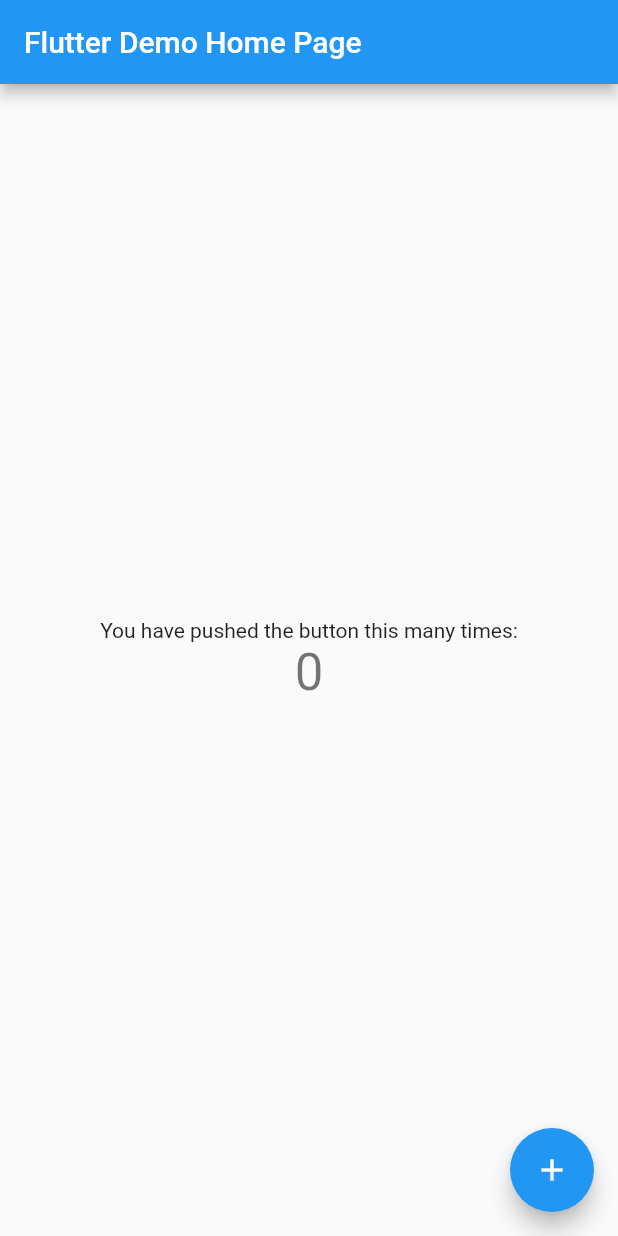
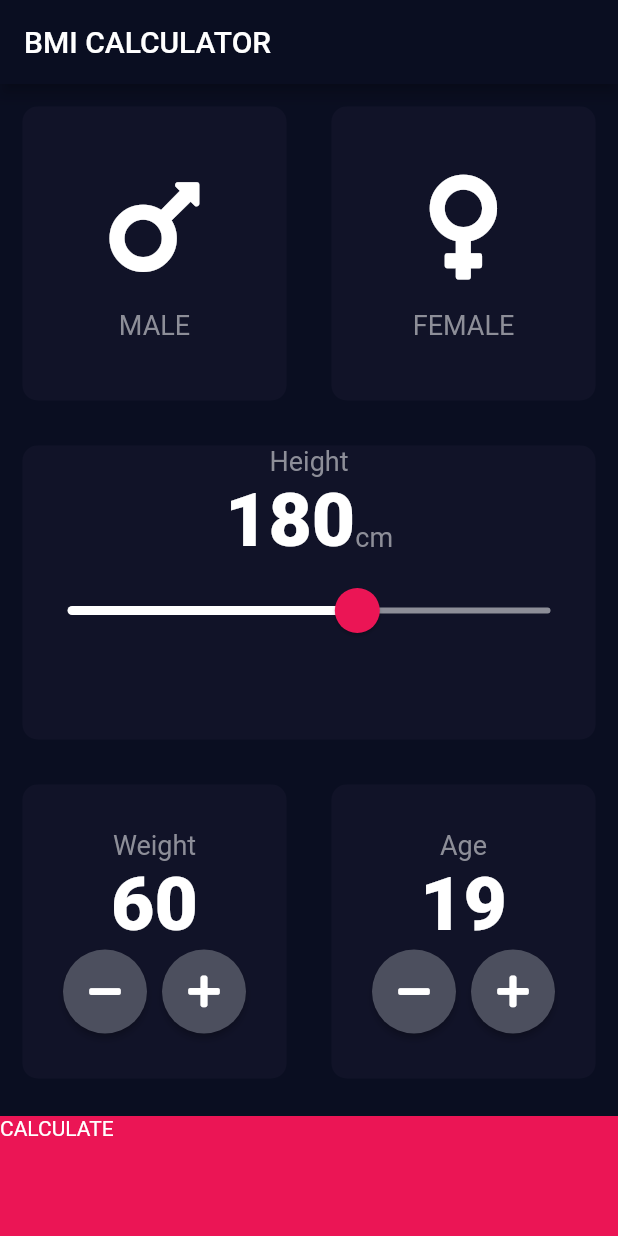
Before and after one commit to Kribas/BMIcalculator, a Flutter app: the screen it shows after launch, on a phone screen of 412 x 824 dp. Run offline on Flutter 3.47's test engine with Material 2 defaults, Android fonts, the phone set to English and light mode, and no system bars; our stand-ins replace font_awesome_flutter.

Commit message:
made changes

```diff
--- /dev/null
+++ b/lib/card_child.dart
@@ -0,0 +1,26 @@
+import 'package:flutter/material.dart';
+import 'constants.dart';
+
+class CardChild extends StatelessWidget {
+
+  final IconData icon;
+  final String text;
+
+  CardChild({this.icon,this.text});
+
+  @override
+  Widget build(BuildContext context) {
+    return Column(
+      mainAxisAlignment: MainAxisAlignment.center,
+      children: [
+        Icon(icon,size: 80,),
+
+        SizedBox(height: 15,),
+
+        Text(text,style: kLabelTextStyle)
+
+
+      ],
+    );
+  }
+}
--- /dev/null
+++ b/lib/constants.dart
@@ -0,0 +1,10 @@
+import 'package:flutter/material.dart';
+
+const kBottomContainerHeight = 80.0;
+const kActiveCardColor = Color(0XFF1D1E33);
+const kInactiveCardColor = Color(0XFF111328);
+const kBottomContainerColor = Color(0XFFEB1555);
+
+const kLabelTextStyle =  TextStyle(fontSize: 18,color: Color(0XFF8D8E98));
+
+const kNumberTextStyle = TextStyle(fontSize: 50,fontWeight: FontWeight.w900);
--- /dev/null
+++ b/lib/input_page.dart
@@ -0,0 +1,233 @@
+import 'package:flutter/material.dart';
+import 'package:font_awesome_flutter/font_awesome_flutter.dart';
+import 'package:bmi_calculator/reusable_card.dart';
+import 'package:bmi_calculator/card_child.dart';
+import 'constants.dart';
+import 'results_page.dart';
+
+
+
+enum Gender {
+  Male,
+  Female
+}
+
+
+
+class InputPage extends StatefulWidget {
+  @override
+  _InputPageState createState() => _InputPageState();
+}
+
+class _InputPageState extends State<InputPage> {
+
+  Gender gender;
+  int height = 180;
+  int weight = 60;
+  int age = 19;
+
+
+  @override
+  Widget build(BuildContext context) {
+    return Scaffold(
+        appBar: AppBar(
+          title: Text('BMI CALCULATOR'),
+        ),
+        body: Column(
+          crossAxisAlignment: CrossAxisAlignment.stretch,
+          children: [
+            Expanded(
+              child: Row(
+                children: [
+                  Expanded(
+                    child: ReusableCard(
+                      onPress: () {
+                        setState(() {
+                          gender = Gender.Male;
+                        });
+                      },
+                      color: gender == Gender.Male ? kActiveCardColor : kInactiveCardColor,
+                      cardChild: CardChild(icon: FontAwesomeIcons.mars, text: 'MALE',),
+                    ),
+                  ),
+
+                  Expanded(
+                    child: ReusableCard(
+                        onPress: () {
+                          setState(() {
+                            gender = Gender.Female;
+                          });
+                        },
+
+                        color: gender == Gender.Female ? kActiveCardColor : kInactiveCardColor,
+                        cardChild: CardChild(icon: FontAwesomeIcons.venus, text: 'FEMALE',)
+
+                    ),
+                  ),
+
+                ],
+              ),
+            ),
+
+            Expanded(
+              child: ReusableCard(
+                  cardChild: Column(
+                    children: [
+                      Text(
+                        'Height',
+                        style: kLabelTextStyle,
+                      ),
+                      Row(
+                        mainAxisAlignment: MainAxisAlignment.center,
+                        crossAxisAlignment: CrossAxisAlignment.baseline,
+                        textBaseline: TextBaseline.alphabetic,
+                        children: [
+                          Text(
+                            height.toString(),
+                            style: kNumberTextStyle,
+                          ),
+                          Text('cm',
+                            style: kLabelTextStyle,),
+                        ],
+                      ),
+
+                      SliderTheme(
+                        data: SliderTheme.of(context).copyWith(
+                          inactiveTrackColor: Color(0XFF8D8E98),
+                          activeTrackColor: Colors.white,
+                          thumbColor: Color(0XFFEB1555),
+                          overlayColor: Color(0x29EB1555),
+                          thumbShape:
+                          RoundSliderThumbShape(enabledThumbRadius: 15.0),
+                          overlayShape:
+                          RoundSliderOverlayShape(overlayRadius: 30.0),
+                        ),
+                        child: Slider(
+                            value: height.toDouble(),
+                            min: 120.0,
+                            max: 220.0,
+                            onChanged: (double newValue) {
+                              setState(() {
+                                height = newValue.round();
+                              });
+                            }),
+                      )
+                    ],
+                  ),
+                  color: kInactiveCardColor),
+            ),
+
+            Expanded(
+              child: Row(
+                children: [
+                  Expanded(
+                    child: ReusableCard(color: kInactiveCardColor,
+                      cardChild: Column(
+                        mainAxisAlignment: MainAxisAlignment.center,
+                        children: [
+                          Text('Weight',style: kLabelTextStyle,),
+                          Text(weight.toString(),style: kNumberTextStyle,),
+
+                          Row(
+                            mainAxisAlignment: MainAxisAlignment.center,
+                            children: [
+                              RoundIconButton(icon: FontAwesomeIcons.minus,
+                                onPressed: () {
+                                  setState(() {
+                                    weight--;
+                                  });
+                                },
+                              ),
+                              SizedBox(width: 10,),
+                              RoundIconButton(icon: FontAwesomeIcons.plus,
+                                onPressed: () {
+                                  setState(() {
+                                    weight++;
+                                  });
+                                },
+                              )
+                            ],
+                          )
+
+                        ],
+                      ),
+
+                    ),
+                  ),
+
+                  Expanded(
+                    child: ReusableCard(color: kInactiveCardColor,
+                      cardChild: Column(
+                        mainAxisAlignment: MainAxisAlignment.center,
+                        children: [
+                          Text('Age',style: kLabelTextStyle,),
+                          Text(age.toString(),style: kNumberTextStyle,),
+                          Row(
+                            mainAxisAlignment: MainAxisAlignment.center,
+                            children: [
+                              RoundIconButton(icon: FontAwesomeIcons.minus,
+                                  onPressed: () {
+                                    setState(() {
+                                      age--;
+                                    });
+                                  }
+                              ),
+                              SizedBox(width: 10,),
+                              RoundIconButton(icon: FontAwesomeIcons.plus,
+                                  onPressed: () {
+                                    setState(() {
+                                      age++;
+                                    });
+                                  })
+                            ],
+                          )
+                        ],
+                      ),
+                    ),
+                  ),
+
+                ],
+              ),
+            ),
+
+            GestureDetector(
+              onTap: () {
+                Navigator.push(context, MaterialPageRoute(builder: (context) => ResultsPage()));
+              },
+              child: Container(
+                child: Text('CALCULATE'),
+                width: double.infinity,
+                height: kBottomContainerHeight,
+                color: kBottomContainerColor,
+                margin: EdgeInsets.only(top: 10.0),
+
+              ),
+            )
+
+          ],
+        )
+    );
+  }
+}
+
+class RoundIconButton extends StatelessWidget {
+
+  final IconData icon;
+  final Function onPressed;
+
+  RoundIconButton({@required this.icon, @required this.onPressed});
+
+  @override
+  Widget build(BuildContext context) {
+    return RawMaterialButton(
+      onPressed: onPressed,
+      shape: CircleBorder(),
+      constraints: BoxConstraints.tightFor(
+        width: 56.0,
+        height: 56.0,
+      ),
+      fillColor: Color(0XFF4C4F5E),
+      child: Icon(icon),
+    );
+  }
+}
--- a/lib/main.dart
+++ b/lib/main.dart
@@ -1,117 +1,19 @@
 import 'package:flutter/material.dart';
+import 'package:bmi_calculator/input_page.dart';
 
 void main() {
-  runApp(MyApp());
+  runApp(BMICalculator());
 }
 
-class MyApp extends StatelessWidget {
-  // This widget is the root of your application.
+class BMICalculator extends StatelessWidget {
   @override
   Widget build(BuildContext context) {
     return MaterialApp(
-      title: 'Flutter Demo',
-      theme: ThemeData(
-        // This is the theme of your application.
-        //
-        // Try running your application with "flutter run". You'll see the
-        // application has a blue toolbar. Then, without quitting the app, try
-        // changing the primarySwatch below to Colors.green and then invoke
-        // "hot reload" (press "r" in the console where you ran "flutter run",
-        // or simply save your changes to "hot reload" in a Flutter IDE).
-        // Notice that the counter didn't reset back to zero; the application
-        // is not restarted.
-        primarySwatch: Colors.blue,
-        // This makes the visual density adapt to the platform that you run
-        // the app on. For desktop platforms, the controls will be smaller and
-        // closer together (more dense) than on mobile platforms.
-        visualDensity: VisualDensity.adaptivePlatformDensity,
+      theme: ThemeData.dark().copyWith(
+        primaryColor: Color(0xFF0A0E21),
+        scaffoldBackgroundColor: Color(0xFF0A0E21),
       ),
-      home: MyHomePage(title: 'Flutter Demo Home Page'),
+      home: InputPage(),
     );
   }
 }
-
-class MyHomePage extends StatefulWidget {
-  MyHomePage({Key key, this.title}) : super(key: key);
-
-  // This widget is the home page of your application. It is stateful, meaning
-  // that it has a State object (defined below) that contains fields that affect
-  // how it looks.
-
-  // This class is the configuration for the state. It holds the values (in this
-  // case the title) provided by the parent (in this case the App widget) and
-  // used by the build method of the State. Fields in a Widget subclass are
-  // always marked "final".
-
-  final String title;
-
-  @override
-  _MyHomePageState createState() => _MyHomePageState();
-}
-
-class _MyHomePageState extends State<MyHomePage> {
-  int _counter = 0;
-
-  void _incrementCounter() {
-    setState(() {
-      // This call to setState tells the Flutter framework that something has
-      // changed in this State, which causes it to rerun the build method below
-      // so that the display can reflect the updated values. If we changed
-      // _counter without calling setState(), then the build method would not be
-      // called again, and so nothing would appear to happen.
-      _counter++;
-    });
-  }
-
-  @override
-  Widget build(BuildContext context) {
-    // This method is rerun every time setState is called, for instance as done
-    // by the _incrementCounter method above.
-    //
-    // The Flutter framework has been optimized to make rerunning build methods
-    // fast, so that you can just rebuild anything that needs updating rather
-    // than having to individually change instances of widgets.
-    return Scaffold(
-      appBar: AppBar(
-        // Here we take the value from the MyHomePage object that was created by
-        // the App.build method, and use it to set our appbar title.
-        title: Text(widget.title),
-      ),
-      body: Center(
-        // Center is a layout widget. It takes a single child and positions it
-        // in the middle of the parent.
-        child: Column(
-          // Column is also a layout widget. It takes a list of children and
-          // arranges them vertically. By default, it sizes itself to fit its
-          // children horizontally, and tries to be as tall as its parent.
-          //
-          // Invoke "debug painting" (press "p" in the console, choose the
-          // "Toggle Debug Paint" action from the Flutter Inspector in Android
-          // Studio, or the "Toggle Debug Paint" command in Visual Studio Code)
-          // to see the wireframe for each widget.
-          //
-          // Column has various properties to control how it sizes itself and
-          // how it positions its children. Here we use mainAxisAlignment to
-          // center the children vertically; the main axis here is the vertical
-          // axis because Columns are vertical (the cross axis would be
-          // horizontal).
-          mainAxisAlignment: MainAxisAlignment.center,
-          children: <Widget>[
-            Text(
-              'You have pushed the button this many times:',
-            ),
-            Text(
-              '$_counter',
-              style: Theme.of(context).textTheme.headline4,
-            ),
-          ],
-        ),
-      ),
-      floatingActionButton: FloatingActionButton(
-        onPressed: _incrementCounter,
-        tooltip: 'Increment',
-        child: Icon(Icons.add),
-      ), // This trailing comma makes auto-formatting nicer for build methods.
-    );
-  }
-}
--- /dev/null
+++ b/lib/results_page.dart
@@ -0,0 +1,13 @@
+import 'package:flutter/material.dart';
+
+class ResultsPage extends StatelessWidget {
+  @override
+  Widget build(BuildContext context) {
+    return Scaffold(
+      appBar: AppBar(
+        title: Text('BMI Calculator'),
+      ),
+      body: Text('Hello'),
+    );
+  }
+}
--- /dev/null
+++ b/lib/reusable_card.dart
@@ -0,0 +1,24 @@
+import 'package:flutter/material.dart';
+
+class ReusableCard extends StatelessWidget {
+  final Color color;
+  final Widget cardChild;
+  final Function onPress;
+
+  ReusableCard({@required this.color, this.cardChild,this.onPress});
+
+  @override
+  Widget build(BuildContext context) {
+    return GestureDetector(
+      onTap: onPress,
+      child: Container(
+        margin: EdgeInsets.all(15),
+        decoration: BoxDecoration(
+          color: color,
+          borderRadius: BorderRadius.circular(10.0),
+        ),
+        child: cardChild,
+      ),
+    );
+  }
+}
```
Also changed, not shown: 2 other files.
